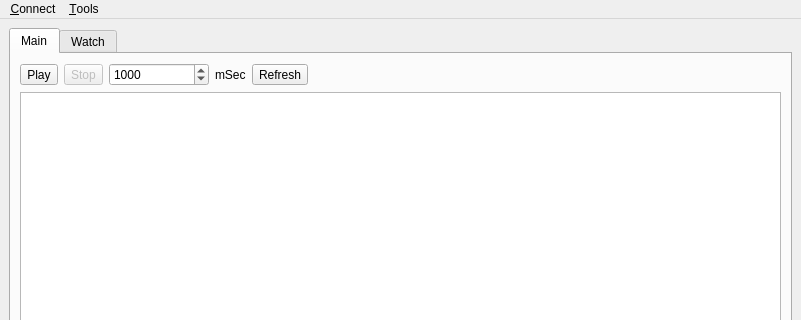
OpenDAX/qDAX, file src/mainwindow.ui: the form before one commit; both pictures show x 0 to 801 and y 0 to 320 of the 801 by 620 pixel window.
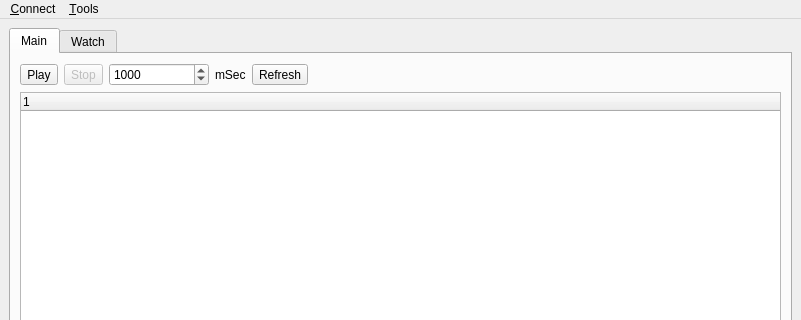
The form after the commit.

Commit message: Tried using the treeWidget instead of treeView

```diff
--- a/src/mainwindow.ui
+++ b/src/mainwindow.ui
@@ -96,7 +96,13 @@
          </layout>
         </item>
         <item>
-         <widget class="QTreeView" name="treeView"/>
+         <widget class="QTreeWidget" name="treeWidget">
+          <column>
+           <property name="text">
+            <string notr="true">1</string>
+           </property>
+          </column>
+         </widget>
         </item>
        </layout>
       </widget>
```
The commit also changes 9 other files.
